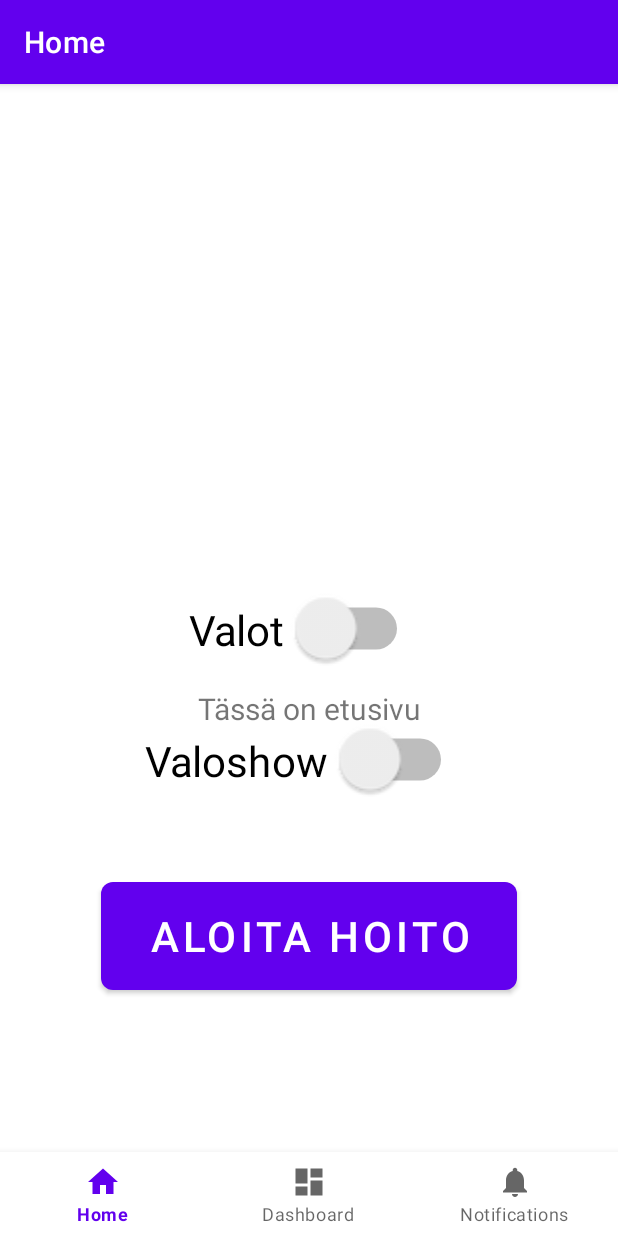
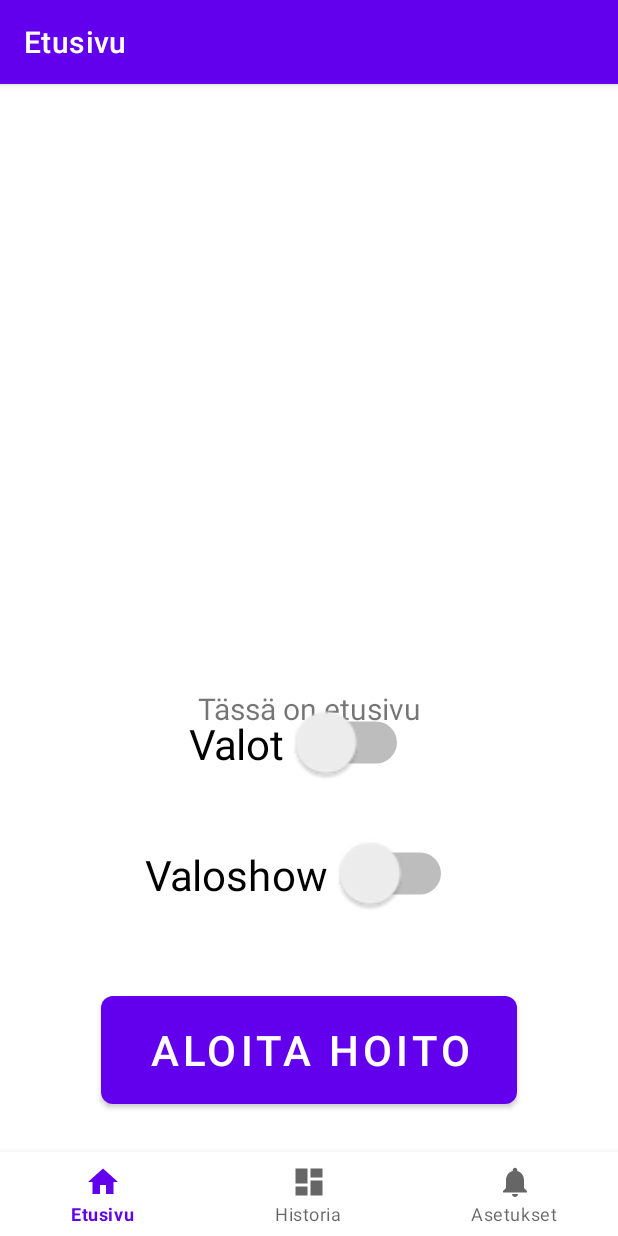
Before and after one commit to moldaw/SmartBall, an Android app: the screen it shows after launch (MainActivity), on a phone screen of 412 x 824 dp. Run offline under Robolectric (Android 15) with nearby library versions, the phone set to English and light mode, and no system bars; our stand-ins replace navigation-ui.

Commit message:
jatkopätkä hahmotelmalle
siirretty hahmotelma käyttöliittymästä fragmenttiin ja lisätty historian UIta

```diff
--- a/app/src/main/res/layout/activity_main.xml
+++ b/app/src/main/res/layout/activity_main.xml
@@ -31,40 +31,4 @@
         app:layout_constraintTop_toTopOf="parent"
         app:navGraph="@navigation/mobile_navigation" />
 
-    <Button
-        android:id="@+id/begin_button"
-        android:layout_width="wrap_content"
-        android:layout_height="wrap_content"
-        android:layout_marginBottom="120dp"
-        android:scaleX="2"
-        android:scaleY="2"
-        android:text="Aloita hoito"
-        app:layout_constraintBottom_toTopOf="@+id/nav_view"
-        app:layout_constraintEnd_toEndOf="parent"
-        app:layout_constraintStart_toStartOf="parent" />
-
-    <Switch
-        android:id="@+id/switch3"
-        android:layout_width="wrap_content"
-        android:layout_height="wrap_content"
-        android:layout_marginBottom="60dp"
-        android:scaleX="2"
-        android:scaleY="2"
-        android:text="Valot"
-        app:layout_constraintBottom_toTopOf="@+id/switch4"
-        app:layout_constraintEnd_toEndOf="parent"
-        app:layout_constraintStart_toStartOf="parent" />
-
-    <Switch
-        android:id="@+id/switch4"
-        android:layout_width="wrap_content"
-        android:layout_height="wrap_content"
-        android:layout_marginBottom="80dp"
-        android:scaleX="2"
-        android:scaleY="2"
-        android:text="Valoshow"
-        app:layout_constraintBottom_toTopOf="@+id/begin_button"
-        app:layout_constraintEnd_toEndOf="parent"
-        app:layout_constraintStart_toStartOf="parent" />
-
 </androidx.constraintlayout.widget.ConstraintLayout>
--- a/app/src/main/res/layout/fragment_home.xml
+++ b/app/src/main/res/layout/fragment_home.xml
@@ -19,4 +19,41 @@
         app:layout_constraintEnd_toEndOf="parent"
         app:layout_constraintStart_toStartOf="parent"
         app:layout_constraintTop_toTopOf="parent" />
+
+    <Button
+        android:id="@+id/begin_button"
+        android:layout_width="wrap_content"
+        android:layout_height="wrap_content"
+        android:layout_marginBottom="100dp"
+        android:scaleX="2"
+        android:scaleY="2"
+        android:text="Aloita hoito"
+        app:layout_constraintBottom_toBottomOf="parent"
+        app:layout_constraintEnd_toEndOf="parent"
+        app:layout_constraintStart_toStartOf="parent" />
+
+    <Switch
+        android:id="@+id/light_switch"
+        android:layout_width="wrap_content"
+        android:layout_height="wrap_content"
+        android:layout_marginBottom="60dp"
+        android:scaleX="2"
+        android:scaleY="2"
+        android:text="Valot"
+        app:layout_constraintBottom_toTopOf="@+id/lightshow_switch"
+        app:layout_constraintEnd_toEndOf="parent"
+        app:layout_constraintStart_toStartOf="parent" />
+
+    <Switch
+        android:id="@+id/lightshow_switch"
+        android:layout_width="wrap_content"
+        android:layout_height="wrap_content"
+        android:layout_marginBottom="80dp"
+        android:scaleX="2"
+        android:scaleY="2"
+        android:text="Valoshow"
+        app:layout_constraintBottom_toTopOf="@+id/begin_button"
+        app:layout_constraintEnd_toEndOf="parent"
+        app:layout_constraintStart_toStartOf="parent" />
+
 </androidx.constraintlayout.widget.ConstraintLayout>
--- a/app/src/main/res/navigation/mobile_navigation.xml
+++ b/app/src/main/res/navigation/mobile_navigation.xml
@@ -15,11 +15,11 @@
         android:id="@+id/navigation_dashboard"
         android:name="com.example.smartball.ui.dashboard.DashboardFragment"
         android:label="@string/title_dashboard"
-        tools:layout="@layout/fragment_dashboard" />
+        tools:layout="@layout/fragment_history" />
 
     <fragment
         android:id="@+id/navigation_notifications"
         android:name="com.example.smartball.ui.notifications.NotificationsFragment"
         android:label="@string/title_notifications"
-        tools:layout="@layout/fragment_notifications" />
+        tools:layout="@layout/fragment_settings" />
 </navigation>
--- a/app/src/main/res/values/strings.xml
+++ b/app/src/main/res/values/strings.xml
@@ -1,6 +1,6 @@
 <resources>
     <string name="app_name">SmartBall</string>
-    <string name="title_home">Home</string>
-    <string name="title_dashboard">Dashboard</string>
-    <string name="title_notifications">Notifications</string>
+    <string name="title_home">Etusivu</string>
+    <string name="title_dashboard">Historia</string>
+    <string name="title_notifications">Asetukset</string>
 </resources>
```
Also changed, not shown: app/src/main/res/layout/fragment_dashboard.xml (deleted, +0 -22 lines), app/src/main/res/layout/fragment_history.xml (added, +193 -0 lines), app/src/main/res/layout/fragment_settings.xml (renamed from app/src/main/res/layout/fragment_notifications.xml).
